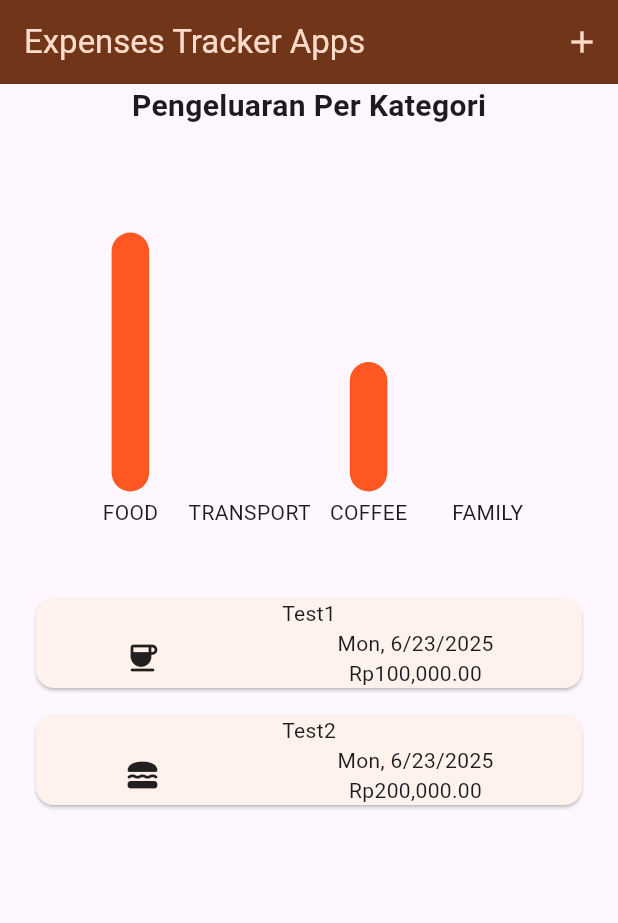
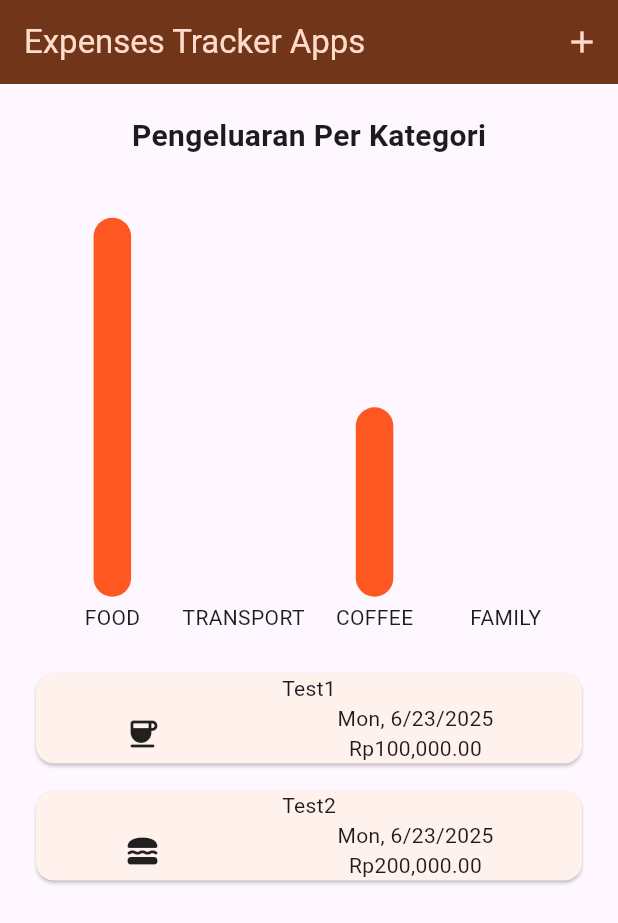
Before and after one commit to rizkyramdhonaputra/basandid-expense-tracker, a Flutter app: the screen it shows after launch, on a phone screen of 412 x 824 dp. Shown: the top 923 px of the screen. Run offline on Flutter 3.47's test engine with Material 3 defaults, Android fonts, the phone set to English and light mode, and no system bars; drawn by our look-alikes of fl_chart.

Commit message:
implement device orientation responsiveness

```diff
--- a/lib/widgets/dashboard_expenses.dart
+++ b/lib/widgets/dashboard_expenses.dart
@@ -86,7 +86,27 @@ class _DashboardExpensesState extends State<DashboardExpenses> {
         title: Text('Expenses Tracker Apps'),
         actions: [IconButton(onPressed: _openFormInput, icon: Icon(Icons.add))],
       ),
-      body: Column(children: [Expenseschart(dataTransaksi: _recordedTransactions), Expanded(child: mainContent)]),
+      body: OrientationBuilder(
+        builder: (context, orientation) {
+          return orientation == Orientation.portrait
+              ? Column(
+                children: [
+                  Expanded(
+                    child: Expenseschart(dataTransaksi: _recordedTransactions),
+                  ),
+                  Expanded(child: mainContent),
+                ],
+              )
+              : Row(
+                children: [
+                  Expanded(
+                    child: Expenseschart(dataTransaksi: _recordedTransactions),
+                  ),
+                  Expanded(child: mainContent),
+                ],
+              );
+        },
+      ),
     );
   }
 }
--- a/lib/widgets/list_transactions/expenseschart.dart
+++ b/lib/widgets/list_transactions/expenseschart.dart
@@ -92,11 +92,9 @@ class Expenseschart extends StatelessWidget {
           'Pengeluaran Per Kategori',
           style: TextStyle(fontSize: 20, fontWeight: FontWeight.bold),
         ),
-        const SizedBox(height: 30),
+        const SizedBox(height: 40),
         AspectRatio(
           aspectRatio: 1.5,
-          child: Padding(
-            padding: const EdgeInsets.symmetric(horizontal: 20, vertical: 40),
           child: BarChart(
             BarChartData(
               alignment: BarChartAlignment.spaceEvenly,
@@ -110,7 +108,6 @@ class Expenseschart extends StatelessWidget {
             ),
           ),
         ),
-        ),
       ],
     );
   }
```
Lines whose indentation alone changed are shown as unchanged.
